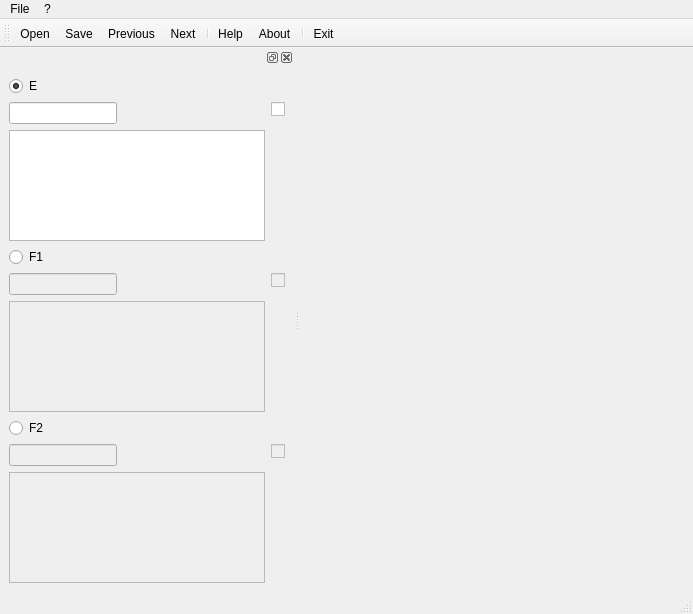
The window that ui/MainWnd.ui (Albom/IonogramViewer2) describes before a commit, drawn with Qt 5.
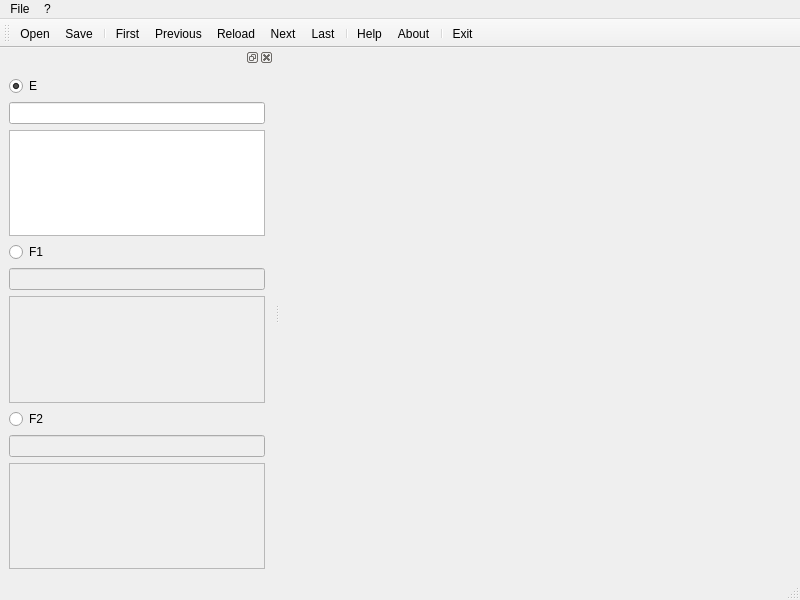
The same window after the commit. Icons and pictures are not drawn.

Patch:
```diff
--- a/ui/MainWnd.ui
+++ b/ui/MainWnd.ui
@@ -6,13 +6,13 @@
    <rect>
     <x>0</x>
     <y>0</y>
-    <width>693</width>
-    <height>614</height>
+    <width>800</width>
+    <height>600</height>
    </rect>
   </property>
   <property name="minimumSize">
    <size>
-    <width>400</width>
+    <width>600</width>
     <height>0</height>
    </size>
   </property>
@@ -31,7 +31,7 @@
     <rect>
      <x>0</x>
      <y>0</y>
-     <width>693</width>
+     <width>800</width>
      <height>21</height>
     </rect>
    </property>
@@ -66,8 +66,8 @@
     <number>1</number>
    </attribute>
    <widget class="QWidget" name="dockWidgetContents">
-    <layout class="QFormLayout" name="formLayout">
-     <item row="0" column="0">
+    <layout class="QVBoxLayout" name="verticalLayout">
+     <item>
       <widget class="QRadioButton" name="radioButtonE">
        <property name="toolTip">
         <string notr="true">The E trace data group</string>
@@ -80,7 +80,7 @@
        </property>
       </widget>
      </item>
-     <item row="1" column="0">
+     <item>
       <widget class="QLineEdit" name="lineEditE">
        <property name="toolTip">
         <string notr="true">The critical frequency of the layer E</string>
@@ -99,14 +99,14 @@
        </property>
       </widget>
      </item>
-     <item row="2" column="0">
+     <item>
       <widget class="QListWidget" name="listWidgetE">
        <property name="sortingEnabled">
         <bool>true</bool>
        </property>
       </widget>
      </item>
-     <item row="3" column="0">
+     <item>
       <widget class="QRadioButton" name="radioButtonF1">
        <property name="toolTip">
         <string notr="true">The F1 trace data group</string>
@@ -116,7 +116,7 @@
        </property>
       </widget>
      </item>
-     <item row="4" column="0">
+     <item>
       <widget class="QLineEdit" name="lineEditF1">
        <property name="enabled">
         <bool>false</bool>
@@ -129,7 +129,7 @@
        </property>
       </widget>
      </item>
-     <item row="5" column="0">
+     <item>
       <widget class="QListWidget" name="listWidgetF1">
        <property name="enabled">
         <bool>false</bool>
@@ -139,7 +139,7 @@
        </property>
       </widget>
      </item>
-     <item row="6" column="0">
+     <item>
       <widget class="QRadioButton" name="radioButtonF2">
        <property name="toolTip">
         <string notr="true">The F2 trace data group</string>
@@ -149,7 +149,7 @@
        </property>
       </widget>
      </item>
-     <item row="7" column="0">
+     <item>
       <widget class="QLineEdit" name="lineEditF2">
        <property name="enabled">
         <bool>false</bool>
@@ -159,7 +159,7 @@
        </property>
       </widget>
      </item>
-     <item row="8" column="0">
+     <item>
       <widget class="QListWidget" name="listWidgetF2">
        <property name="enabled">
         <bool>false</bool>
@@ -169,42 +169,6 @@
        </property>
       </widget>
      </item>
-     <item row="1" column="1">
-      <widget class="QCheckBox" name="checkBoxE">
-       <property name="toolTip">
-        <string notr="true">Fixing the critical frequency of the layer E</string>
-       </property>
-       <property name="text">
-        <string/>
-       </property>
-      </widget>
-     </item>
-     <item row="4" column="1">
-      <widget class="QCheckBox" name="checkBoxF1">
-       <property name="enabled">
-        <bool>false</bool>
-       </property>
-       <property name="toolTip">
-        <string notr="true">Fixing the critical frequency of the layer F1</string>
-       </property>
-       <property name="text">
-        <string/>
-       </property>
-      </widget>
-     </item>
-     <item row="7" column="1">
-      <widget class="QCheckBox" name="checkBoxF2">
-       <property name="enabled">
-        <bool>false</bool>
-       </property>
-       <property name="toolTip">
-        <string notr="true">Fixing the critical frequency of the layer F2</string>
-       </property>
-       <property name="text">
-        <string/>
-       </property>
-      </widget>
-     </item>
     </layout>
    </widget>
   </widget>
@@ -220,8 +184,12 @@
    </attribute>
    <addaction name="actionOpen"/>
    <addaction name="actionSave"/>
+   <addaction name="separator"/>
+   <addaction name="actionFirst"/>
    <addaction name="actionPrevious"/>
+   <addaction name="actionReload"/>
    <addaction name="actionNext"/>
+   <addaction name="actionLast"/>
    <addaction name="separator"/>
    <addaction name="actionHelp"/>
    <addaction name="actionAbout"/>
@@ -324,6 +292,36 @@
     <string>Ctrl+Shift+Space</string>
    </property>
   </action>
+  <action name="actionReload">
+   <property name="icon">
+    <iconset>
+     <normaloff>images/view-refresh.png</normaloff>images/view-refresh.png</iconset>
+   </property>
+   <property name="text">
+    <string>Reload</string>
+   </property>
+   <property name="toolTip">
+    <string>Reload</string>
+   </property>
+  </action>
+  <action name="actionFirst">
+   <property name="icon">
+    <iconset>
+     <normaloff>images/go-first.png</normaloff>images/go-first.png</iconset>
+   </property>
+   <property name="text">
+    <string>First</string>
+   </property>
+  </action>
+  <action name="actionLast">
+   <property name="icon">
+    <iconset>
+     <normaloff>images/go-last.png</normaloff>images/go-last.png</iconset>
+   </property>
+   <property name="text">
+    <string>Last</string>
+   </property>
+  </action>
  </widget>
  <resources/>
  <connections/>
```
Left out of the diff: 24 changed lines with no effect on the pictures.
